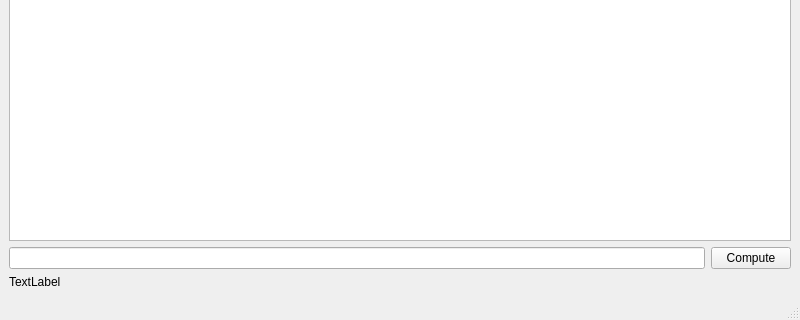
Above: MainWindow.ui from austinsimpson/naive-bayes before the change; both pictures show x 0 to 800 and y 280 to 600 of the 800 by 600 pixel window. Below: the same form after it.
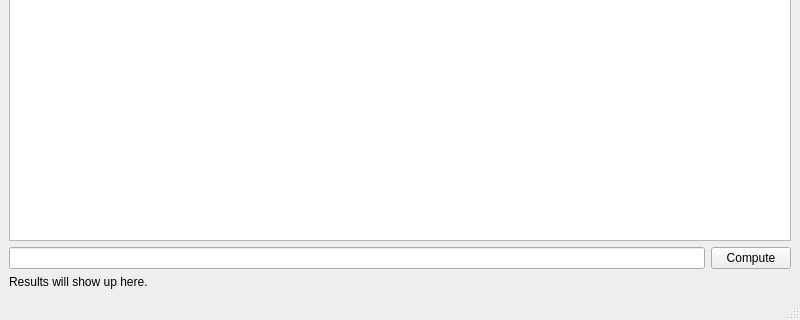
That is the form after the change.

Commit message: Fixed a silly mistake involving #IFDEF

What changed in the file:
```diff
--- a/MainWindow.ui
+++ b/MainWindow.ui
@@ -39,7 +39,7 @@
     <item>
      <widget class="QLabel" name="_classificationLabel">
       <property name="text">
-       <string>TextLabel</string>
+       <string>Results will show up here.</string>
       </property>
      </widget>
     </item>
```
The commit also changes 1 other file.
